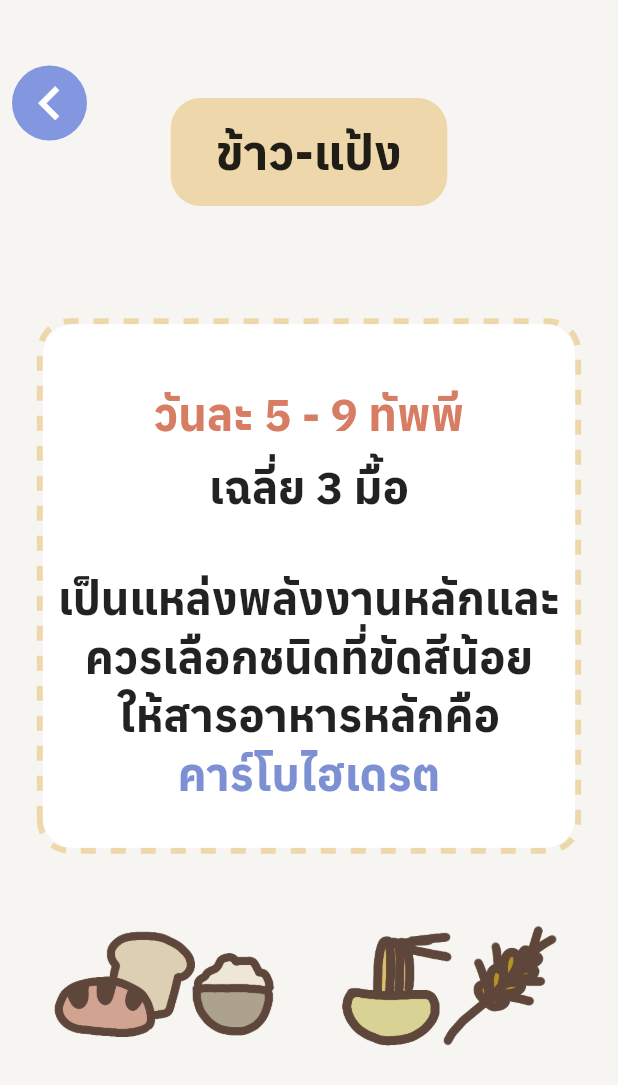
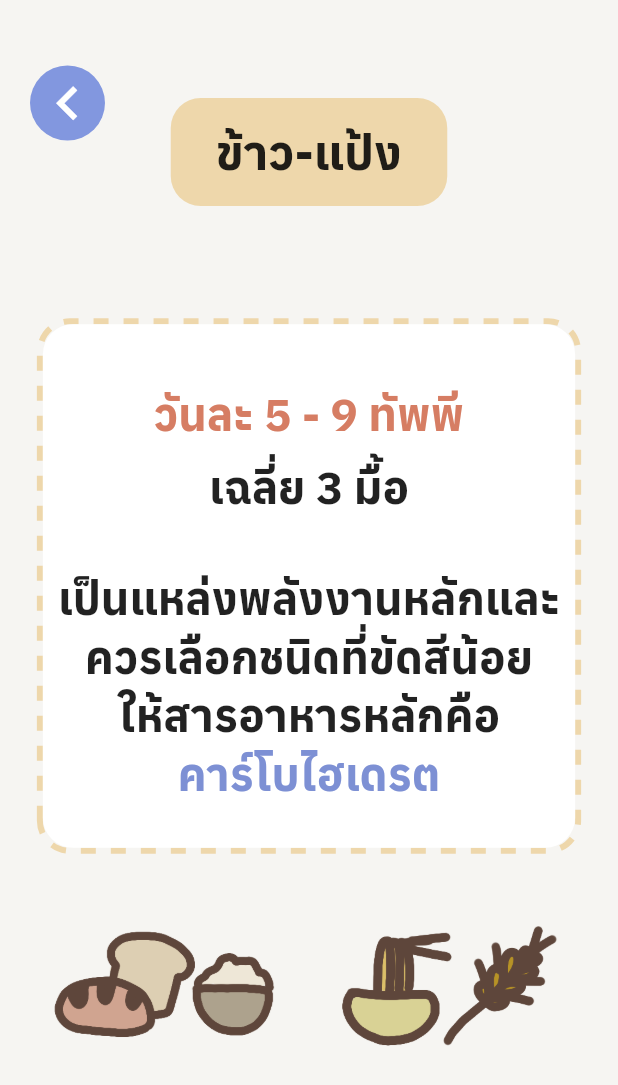
Before and after one commit to AINutritionProject/KinDeeUDee, a Flutter app: the RiceFlourPage screen opened directly, on a phone screen of 412 x 824 dp. Shown: the top 1085 px of the screen. Run offline on Flutter 3.47's test engine with Material 2 defaults, Android fonts, the phone set to English and light mode, and no system bars; drawn by our look-alikes of dotted_border; our stand-ins replace camera, cloud_firestore, csv, email_validator, firebase_auth, firebase_core and 6 more; accounts and stored records are empty; project files that could hold a hidden picture were left out.

Commit message:
edit position buttonBack

```diff
--- a/lib/pages/rice_flour.dart
+++ b/lib/pages/rice_flour.dart
@@ -19,7 +19,7 @@ class RiceFlourPage extends StatelessWidget {
                     child: Stack(
                       children: [
                         const Padding(
-                          padding: EdgeInsets.all(8.0),
+                          padding: EdgeInsets.all(20.0),
                           child: Align(
                               alignment: AlignmentDirectional(-1, 0),
                               child: ButtonBack(
```
